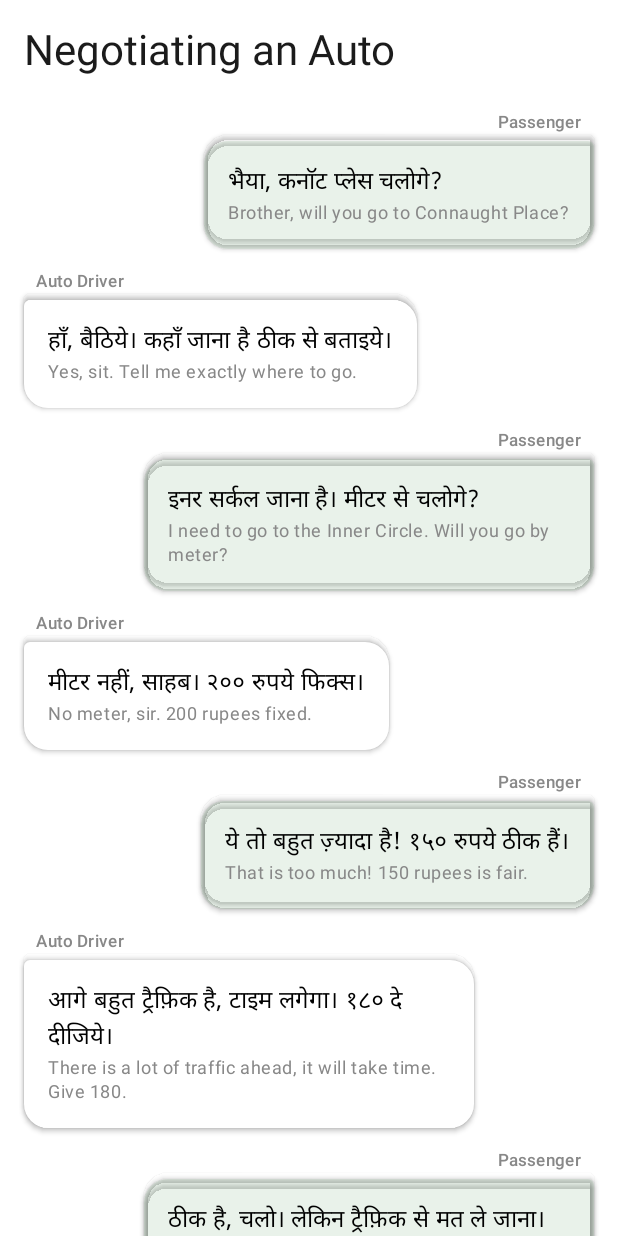
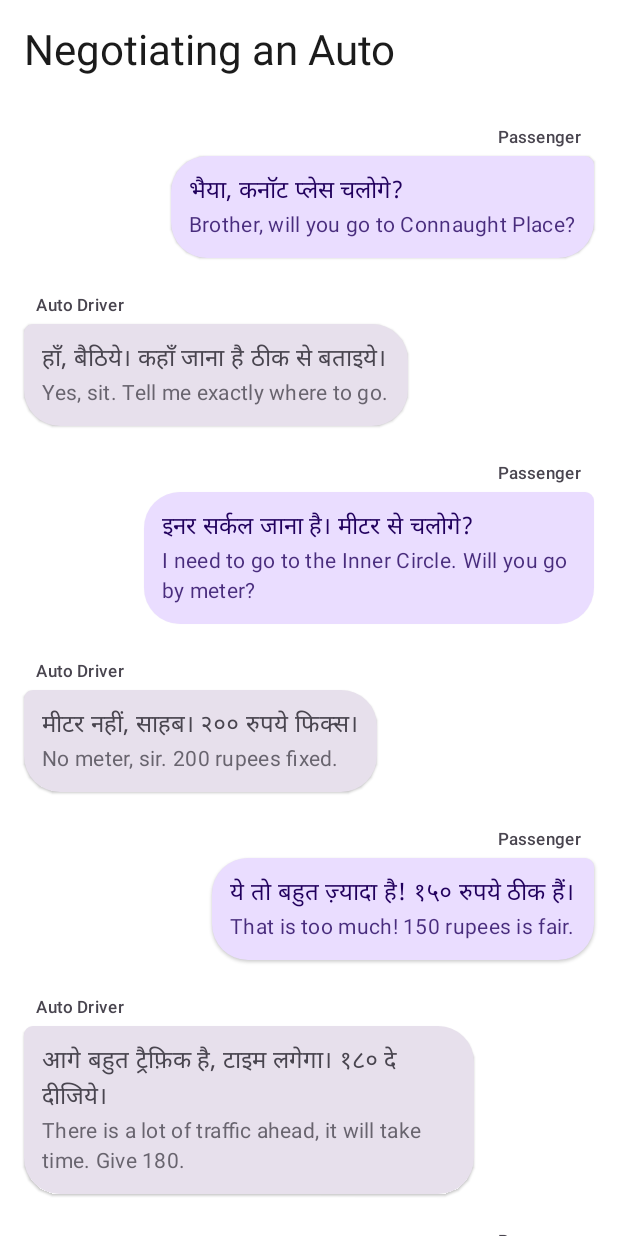
Before and after one commit to MochizukiShinichi/lamha, an Android app built with Jetpack Compose: the @Preview function PreviewGali, on a phone screen of 412 x 824 dp. Run offline under Robolectric (Android 15) with nearby library versions, the light colour scheme and no system bars; Roboto replaces fonts that are not available here.

Commit message:
Migrate Leela UI to Lamha components

```diff
--- a/app/src/main/java/com/example/lamha/MainActivity.kt
+++ b/app/src/main/java/com/example/lamha/MainActivity.kt
@@ -421,24 +421,31 @@ fun TabButton(text: String, subText: String, icon: androidx.compose.ui.graphics.
 
 @Composable
 fun StreetView(section: StreetSection, activeId: String?, onPlay: (String) -> Unit) {
-    LazyColumn(contentPadding = PaddingValues(bottom = 100.dp, top = 16.dp, start = 16.dp, end = 16.dp)) {
+    val s = com.example.lamha.ui.designsystem.LocalSpacing.current
+    LazyColumn(
+        contentPadding = PaddingValues(bottom = 100.dp, top = s.lg, start = s.lg, end = s.lg),
+        verticalArrangement = Arrangement.spacedBy(s.md)
+    ) {
         item {
-            Text(section.title, style = MaterialTheme.typography.headlineMedium, color = MaterialTheme.colorScheme.onSurface, modifier = Modifier.padding(bottom = 16.dp))
+            Text(
+                text = section.title,
+                style = MaterialTheme.typography.headlineMedium,
+                color = MaterialTheme.colorScheme.onSurface,
+                modifier = Modifier.padding(bottom = s.md)
+            )
         }
 
         items(section.dialogue) { line ->
             StreetBubble(line, activeId == line.id) { onPlay(line.id) }
         }
 
-        item { SectionDivider() }
-        item { SectionTitle("Vocabulary") }
+        item { com.example.lamha.ui.components.LamhaSectionTitle("Vocabulary") }
 
         items(section.vocabulary) { vocab ->
             VocabItemRow(vocab, activeId == vocab.id) { onPlay(vocab.id) }
         }
 
-        item { SectionDivider() }
-        item { SectionTitle("Grammar Notes") }
+        item { com.example.lamha.ui.components.LamhaSectionTitle("Grammar Notes") }
 
         items(section.grammarGuides) { grammar ->
             GrammarCard(grammar)
@@ -448,25 +455,43 @@ fun StreetView(section: StreetSection, activeId: String?, onPlay: (String) -> Un
 
 @Composable
 fun StreetBubble(line: DialogueLine, isPlaying: Boolean, onPlay: () -> Unit) {
+    val s = com.example.lamha.ui.designsystem.LocalSpacing.current
+    val r = com.example.lamha.ui.designsystem.LocalRadius.current
+
     // Left side = service/local speaker; Right side = learner
     val leftSpeakers = setOf("Auto Driver", "Local", "Server", "Shopkeeper", "Host", "Chemist", "Official")
     val isLeft = line.speaker in leftSpeakers
     val align = if (isLeft) Alignment.Start else Alignment.End
-    // Shared DNA: Same typography scale, just different color/shape nuances
-    val containerColor = if (isLeft) Color.White else MaterialTheme.colorScheme.primary.copy(alpha = 0.1f)
-    val borderColor = if (isPlaying) MaterialTheme.colorScheme.primary else Color.Transparent
 
-    Column(modifier = Modifier.fillMaxWidth().padding(vertical = 6.dp), horizontalAlignment = align) {
-        Text(line.speaker, style = MaterialTheme.typography.labelSmall, color = Color.Gray, modifier = Modifier.padding(horizontal = 8.dp))
-        ClayCard(
+    // Style C: use surfaceVariant for incoming, primaryContainer for outgoing
+    val containerColor = if (isLeft) MaterialTheme.colorScheme.surfaceVariant else MaterialTheme.colorScheme.primaryContainer
+    val contentColor = if (isLeft) MaterialTheme.colorScheme.onSurfaceVariant else MaterialTheme.colorScheme.onPrimaryContainer
+    // Highlight playing state with a border or subtle elevation change
+    val border = if (isPlaying) BorderStroke(2.dp, MaterialTheme.colorScheme.primary) else null
+    val elevation = if (isPlaying) 6.dp else 1.dp
+
+    Column(modifier = Modifier.fillMaxWidth().padding(vertical = s.xs), horizontalAlignment = align) {
+        Text(
+            text = line.speaker,
+            style = MaterialTheme.typography.labelSmall,
+            color = MaterialTheme.colorScheme.onSurfaceVariant,
+            modifier = Modifier.padding(horizontal = s.sm, vertical = s.xs)
+        )
+        Surface(
             modifier = Modifier.widthIn(max = 300.dp).clickable { onPlay() },
-            backgroundColor = containerColor,
-            elevation = if (isPlaying) 8.dp else 2.dp,
-            shape = if (isLeft) RoundedCornerShape(4.dp, 16.dp, 16.dp, 16.dp) else RoundedCornerShape(16.dp, 4.dp, 16.dp, 16.dp)
+            color = containerColor,
+            contentColor = contentColor,
+            shadowElevation = elevation,
+            shape = if (isLeft) RoundedCornerShape(r.xs, r.lg, r.lg, r.lg) else RoundedCornerShape(r.lg, r.xs, r.lg, r.lg),
+            border = border
         ) {
-            Column {
-                Text(line.hindi, style = MaterialTheme.typography.bodyLarge, color = Color.Black)
-                Text(line.english, style = MaterialTheme.typography.bodySmall, color = Color.Gray)
+            Column(modifier = Modifier.padding(s.md)) {
+                Text(line.hindi, style = MaterialTheme.typography.bodyLarge)
+                Text(
+                    line.english,
+                    style = MaterialTheme.typography.bodyMedium,
+                    color = contentColor.copy(alpha = 0.8f)
+                )
             }
         }
     }
@@ -474,26 +499,28 @@ fun StreetBubble(line: DialogueLine, isPlaying: Boolean, onPlay: () -> Unit) {
 
 @Composable
 fun VocabItemRow(vocab: VocabItem, isPlaying: Boolean, onPlay: () -> Unit) {
-    ClayCard(
+    val activeColor = MaterialTheme.colorScheme.primary
+    val s = com.example.lamha.ui.designsystem.LocalSpacing.current
+
+    com.example.lamha.ui.components.LamhaCard(
         modifier = Modifier.fillMaxWidth().clickable { onPlay() },
-        elevation = if (isPlaying) 6.dp else 2.dp,
-        backgroundColor = MaterialTheme.colorScheme.surface
+        containerColor = if (isPlaying) MaterialTheme.colorScheme.surfaceVariant else MaterialTheme.colorScheme.surface,
+        elevation = if (isPlaying) 4.dp else 1.dp,
     ) {
         Row(verticalAlignment = Alignment.CenterVertically) {
             Icon(
                 if (isPlaying) Icons.Default.VolumeUp else Icons.Default.PlayCircleOutline,
                 contentDescription = "Play",
-                tint = if (isPlaying) MaterialTheme.colorScheme.primary else Color.LightGray,
+                tint = if (isPlaying) activeColor else MaterialTheme.colorScheme.outline,
                 modifier = Modifier.size(24.dp)
             )
-            Spacer(modifier = Modifier.width(16.dp))
+            Spacer(modifier = Modifier.width(s.lg))
             Column {
                 Text(vocab.word, style = MaterialTheme.typography.titleMedium, fontWeight = FontWeight.SemiBold)
-                Text(vocab.meaning, style = MaterialTheme.typography.bodyMedium, color = Color.Gray)
+                Text(vocab.meaning, style = MaterialTheme.typography.bodyMedium, color = MaterialTheme.colorScheme.onSurfaceVariant)
             }
         }
     }
-    Spacer(modifier = Modifier.height(12.dp))
 }
 
 // ---------------- COURT UI (Elegant, Serif, Deep) ----------------
--- a/app/src/main/java/com/example/lamha/ui/designsystem/Radius.kt
+++ b/app/src/main/java/com/example/lamha/ui/designsystem/Radius.kt
@@ -7,6 +7,7 @@ import androidx.compose.ui.unit.dp
 
 @Immutable
 data class Radius(
+    val xs: Dp = 6.dp,
     val sm: Dp = 12.dp,
     val md: Dp = 16.dp,
     val lg: Dp = 24.dp,
```
Also changed, not shown: app/src/main/java/com/example/lamha/ui/components/LamhaDivider.kt (added, +46 -0 lines).
